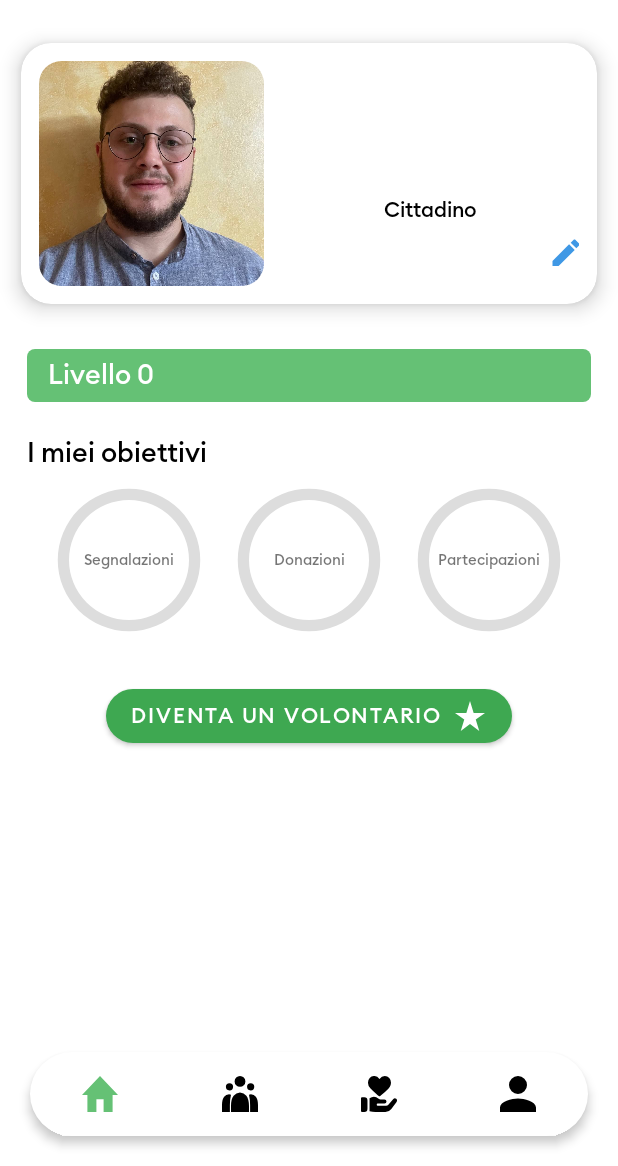
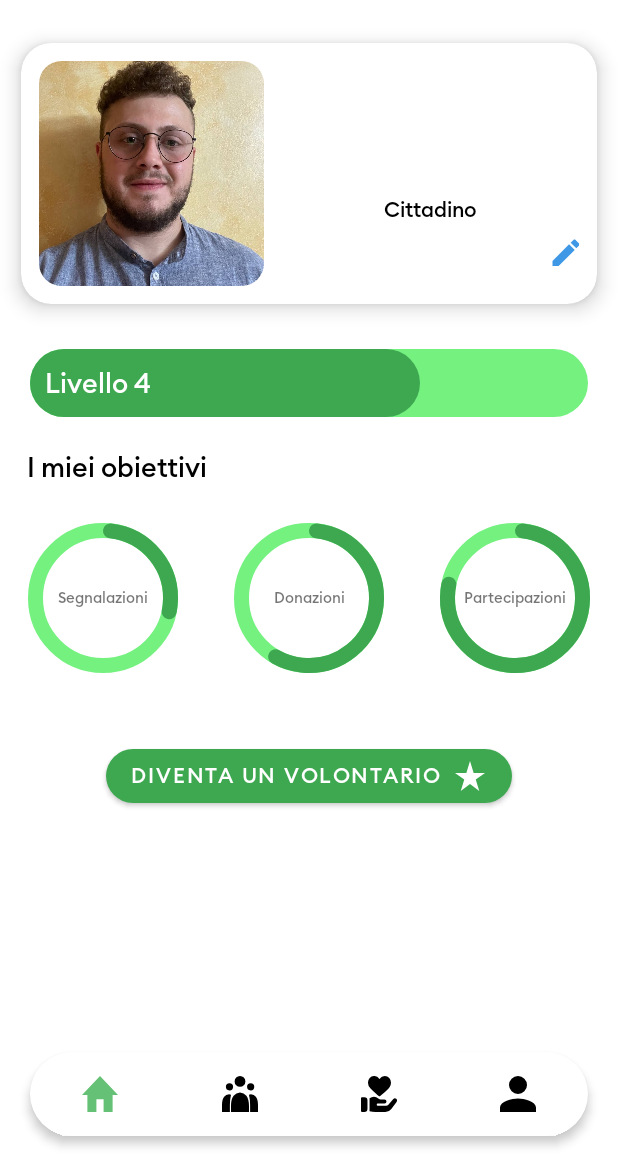
Before and after one commit to ssilvestri15/Gruppo1_ProjectGreen_IUM, an Android app: the fragment ProfileFragment placed in its activity, on a phone screen of 412 x 824 dp, the part 70-1236 px from its top. Run offline under Robolectric (Android 15) with nearby library versions, the phone set to English and light mode, and no system bars; our stand-ins replace CircleImageView; libraries missing offline, so code that uses them is left out: org.imaginativeworld.whynotimagecarousel.

Commit message:
Improved Layout

```diff
--- a/app/src/main/java/com/boris/projectgreen/ProfileFragment.java
+++ b/app/src/main/java/com/boris/projectgreen/ProfileFragment.java
@@ -2,6 +2,8 @@ package com.boris.projectgreen;
 
 import android.content.Intent;
 import android.os.Bundle;
+import android.os.Handler;
+import android.os.Looper;
 import android.view.LayoutInflater;
 import android.view.View;
 import android.view.ViewGroup;
@@ -15,13 +17,16 @@ import androidx.annotation.Nullable;
 import androidx.fragment.app.Fragment;
 
 import com.google.android.material.floatingactionbutton.FloatingActionButton;
+import com.google.android.material.progressindicator.CircularProgressIndicator;
+import com.google.android.material.progressindicator.LinearProgressIndicator;
 
 public class ProfileFragment extends Fragment {
     private FloatingActionButton fab;
-    private Button btnLogout, btnDiventaVolontario;
-    private ImageButton btnEdit;
+    private Button btnDiventaVolontario;
+    private ImageButton btnEdit, btnLogout;
     private TextView nomeUtente, citta, dataNascita, ruolo, livello;
-    private ProgressBar pbLivello, pbSegnalazioni, pbDonazioni, pbPartecipazioni;
+    private LinearProgressIndicator pbLivello;
+    private CircularProgressIndicator pbSegnalazioni, pbDonazioni, pbPartecipazioni;
 
     public ProfileFragment() {
     }
@@ -58,6 +63,7 @@ public class ProfileFragment extends Fragment {
         pbDonazioni = v.findViewById(R.id.progressDonazione);
         pbPartecipazioni = v.findViewById(R.id.progressPartecipazione);
         btnEdit = v.findViewById(R.id.btnEditIcon);
+        btnLogout = v.findViewById(R.id.btnLogout);
 
         updateUI(btnDiventaVolontario, nomeUtente, citta, dataNascita, ruolo, livello, pbLivello, pbSegnalazioni, pbDonazioni, pbPartecipazioni, btnEdit);
 
@@ -67,19 +73,14 @@ public class ProfileFragment extends Fragment {
     private void updateUI(Button btnDiventaVolontario, TextView nomeUtente, TextView citta, TextView dataNascita, TextView ruolo, TextView livello, ProgressBar pbLivello, ProgressBar pbSegnalazioni, ProgressBar pbDonazioni, ProgressBar pbPartecipazioni, ImageButton btnEdit) {
 
         Utente c = Utente.cerca(getActivity());
-
         nomeUtente.setText(c.getNome() + " " + c.getCognome());
         citta.setText(c.getCitta());
         dataNascita.setText(c.getDataNascita());
-        livello.setText("Livello " + c.getLivello());
-        pbLivello.setMax(c.getLivello() * 2);
-        pbLivello.setProgress(c.getProgressiLivello(), true);
-        pbSegnalazioni.setMax(c.getSegnalazione() * 2);
-        pbSegnalazioni.setProgress(c.getProgressiSegnalazione(), true);
-        pbDonazioni.setMax(c.getDonazione() * 2);
-        pbDonazioni.setProgress(c.getProgressiDonazione(), true);
-        pbPartecipazioni.setMax(c.getPartecipazioni() * 2);
-        pbPartecipazioni.setProgress(c.getProgressiPartecipazioni(), true);
+        livello.setText("Livello 4");
+        pbLivello.setProgress(0);
+        pbSegnalazioni.setProgress(0);
+        pbDonazioni.setProgress(0);
+        pbPartecipazioni.setProgress(0);
         int r = c.getRuolo();
 
         switch (r) {
@@ -107,9 +108,22 @@ public class ProfileFragment extends Fragment {
 
         }
 
-        btnEdit.setOnClickListener(v2 -> {
-            startActivityForResult(new Intent(getActivity(), EditProfile.class).putExtra("user", c), 1);
-        });
+        final Handler handler = new Handler(Looper.getMainLooper());
+        handler.postDelayed(() -> {
+            pbLivello.setProgress(70, true);
+            pbSegnalazioni.setProgress(30, true);
+            pbDonazioni.setProgress(60, true);
+            pbPartecipazioni.setProgress(80, true);
+
+            btnLogout.setOnClickListener(v -> {
+                startLogOut();
+            });
+
+            btnEdit.setOnClickListener(v -> {
+                startActivityForResult(new Intent(getActivity(), EditProfile.class).putExtra("user", c), 1);
+            });
+
+        }, 100);
 
     }
 
@@ -120,8 +134,10 @@ public class ProfileFragment extends Fragment {
         }
     }
 
-    public void startLogOut(View v) {
+    public void startLogOut() {
+        Utente.delete(getContext());
         Intent i = new Intent(getContext(), LoginActivity.class);
         startActivity(i);
+        getActivity().finish();
     }
 }
--- a/app/src/main/java/com/boris/projectgreen/Utente.java
+++ b/app/src/main/java/com/boris/projectgreen/Utente.java
@@ -263,6 +263,10 @@ public class Utente implements Parcelable {
         e.apply();
     }
 
+    public static void delete(Context c){
+        c.getSharedPreferences("utente", Context.MODE_PRIVATE).edit().clear().apply();
+    }
+
     public static Utente cerca(Context c){
         SharedPreferences s = c.getSharedPreferences("utente", Context.MODE_PRIVATE);
         Utente u = new Utente();
--- a/app/src/main/res/layout/fragment_profile.xml
+++ b/app/src/main/res/layout/fragment_profile.xml
@@ -145,32 +145,35 @@
             android:layout_marginTop="12dp"
             android:layout_marginBottom="12dp">
 
-            <ProgressBar
+            <com.google.android.material.progressindicator.LinearProgressIndicator
                 android:id="@+id/progressBarLevel"
                 android:layout_width="match_parent"
                 android:layout_height="wrap_content"
-                style="@android:style/Widget.ProgressBar.Horizontal"
-                android:layout_marginLeft="18dp"
-                android:layout_marginRight="18dp"
-                android:layout_marginTop="20dp"
-                android:minHeight="35dp"
-                android:progressBackgroundTint="#65c175"
-                android:progress="90"
-                android:progressTint="#3ea851"
-                tools:ignore="MissingConstraints" />
+                app:trackThickness="45dp"
+                app:trackCornerRadius="30dp"
+                app:indicatorColor="@color/dark_green"
+                app:trackColor="@color/very_light_green"
+                android:max="100"
+                android:progress="70"
+                app:layout_constraintBottom_toBottomOf="parent"
+                app:layout_constraintTop_toTopOf="parent"
+                app:layout_constraintEnd_toEndOf="parent"
+                app:layout_constraintStart_toStartOf="parent"
+                android:layout_marginStart="20dp"
+                android:layout_marginEnd="20dp" />
 
             <TextView
                 android:id="@+id/txtLivelloFP"
                 android:layout_width="match_parent"
                 android:layout_height="wrap_content"
-                android:layout_marginTop="5sp"
                 app:layout_constraintTop_toTopOf="@+id/progressBarLevel"
-                app:layout_constraintLeft_toLeftOf="@+id/progressBarLevel"
+                app:layout_constraintStart_toStartOf="@+id/progressBarLevel"
+                app:layout_constraintBottom_toBottomOf="@id/progressBarLevel"
                 android:text= "Livello 4"
-                android:textAlignment="viewStart"
-                android:paddingLeft="32sp"
                 android:textSize="18sp"
-                android:textColor="@color/white"/>
+                android:textColor="@color/white"
+                android:layout_marginStart="30dp"
+                android:layout_marginEnd="20dp" />
 
         </androidx.constraintlayout.widget.ConstraintLayout>
 
@@ -185,26 +188,30 @@
 
         <LinearLayout
             android:layout_width="match_parent"
-            android:layout_height="wrap_content"
+            android:layout_height="150dp"
             android:orientation="horizontal"
             android:gravity="center">
 
             <androidx.constraintlayout.widget.ConstraintLayout
-                android:layout_width="wrap_content"
-                android:layout_height="wrap_content">
+                android:layout_width="match_parent"
+                android:layout_height="match_parent"
+                android:layout_weight="1">
 
-                <ProgressBar
+                <com.google.android.material.progressindicator.CircularProgressIndicator
                     android:id="@+id/progressSegnalazione"
-                    android:layout_width="120dp"
-                    android:layout_height="120dp"
-                    android:progressDrawable="@drawable/circle"
-                    android:indeterminateOnly="false"
+                    android:layout_width="wrap_content"
+                    android:layout_height="wrap_content"
+                    android:scaleY="2.5"
+                    android:scaleX="2.5"
+                    app:trackCornerRadius="30dp"
+                    app:trackColor="@color/very_light_green"
+                    app:indicatorColor="@color/dark_green"
                     android:progress="30"
-                    app:trackCornerRadius="10dp"
+                    android:max="100"
                     app:layout_constraintBottom_toBottomOf="parent"
                     app:layout_constraintLeft_toLeftOf="parent"
                     app:layout_constraintRight_toRightOf="parent"
-                    app:layout_constraintTop_toTopOf="parent"/>
+                    app:layout_constraintTop_toTopOf="parent" />
 
                 <TextView
                     android:layout_width="wrap_content"
@@ -219,20 +226,25 @@
             </androidx.constraintlayout.widget.ConstraintLayout>
 
             <androidx.constraintlayout.widget.ConstraintLayout
-                android:layout_width="wrap_content"
-                android:layout_height="wrap_content">
+                android:layout_width="match_parent"
+                android:layout_height="match_parent"
+                android:layout_weight="1">
 
-                <ProgressBar
+                <com.google.android.material.progressindicator.CircularProgressIndicator
                     android:id="@+id/progressDonazione"
-                    android:layout_width="120dp"
-                    android:layout_height="120dp"
-                    android:progressDrawable="@drawable/circle"
-                    android:indeterminateOnly="false"
+                    android:layout_width="wrap_content"
+                    android:layout_height="wrap_content"
+                    android:scaleY="2.5"
+                    android:scaleX="2.5"
+                    app:trackCornerRadius="30dp"
+                    app:trackColor="@color/very_light_green"
+                    app:indicatorColor="@color/dark_green"
                     android:progress="60"
+                    android:max="100"
                     app:layout_constraintBottom_toBottomOf="parent"
                     app:layout_constraintLeft_toLeftOf="parent"
                     app:layout_constraintRight_toRightOf="parent"
-                    app:layout_constraintTop_toTopOf="parent"/>
+                    app:layout_constraintTop_toTopOf="parent" />
 
                 <TextView
                     android:layout_width="wrap_content"
@@ -247,20 +259,24 @@
             </androidx.constraintlayout.widget.ConstraintLayout>
 
             <androidx.constraintlayout.widget.ConstraintLayout
-                android:layout_width="wrap_content"
-                android:layout_height="wrap_content">
+                android:layout_width="match_parent"
+                android:layout_height="match_parent"
+                android:layout_weight="1">
 
-                <ProgressBar
-                    android:id="@+id/progressPartecipazione"
-                    android:layout_width="120dp"
-                    android:layout_height="120dp"
-                    android:progressDrawable="@drawable/circle"
-                    android:indeterminateOnly="false"
+                <com.google.android.material.progressindicator.CircularProgressIndicator
+                    android:id="@+id/progressPartecipazione"                    android:layout_width="wrap_content"
+                    android:layout_height="wrap_content"
+                    android:scaleY="2.5"
+                    android:scaleX="2.5"
+                    app:trackCornerRadius="30dp"
+                    app:trackColor="@color/very_light_green"
+                    app:indicatorColor="@color/dark_green"
                     android:progress="80"
+                    android:max="100"
                     app:layout_constraintBottom_toBottomOf="parent"
                     app:layout_constraintLeft_toLeftOf="parent"
                     app:layout_constraintRight_toRightOf="parent"
-                    app:layout_constraintTop_toTopOf="parent"/>
+                    app:layout_constraintTop_toTopOf="parent" />
 
                 <TextView
                     android:layout_width="wrap_content"
--- a/app/src/main/res/values/colors.xml
+++ b/app/src/main/res/values/colors.xml
@@ -9,11 +9,13 @@
     <color name="white">#FFFFFFFF</color>
     <color name="lime_100_alpha_100">#FFF4EAB6</color>
     <color name="green_400">#FF65C175</color>
+    <color name="very_light_green">#75F180</color>
     <color name="grey_200_alpha_100">#FFE8E8E8</color>
     <color name="grey_600">#707070</color>
     <color name="blue_a200">#598BF0</color>
     <color name="dark_green">#3EA851</color>
 
+
     <color name="red">#FF4646</color>
 
 </resources>
```
Also changed, not shown: app/src/main/java/com/boris/projectgreen/LoginActivity.java (+6 -2 lines), app/src/main/res/drawable/ic_fiore.xml (added, +17 -0 lines), app/src/main/res/layout/activity_login.xml (+34 -20 lines).
